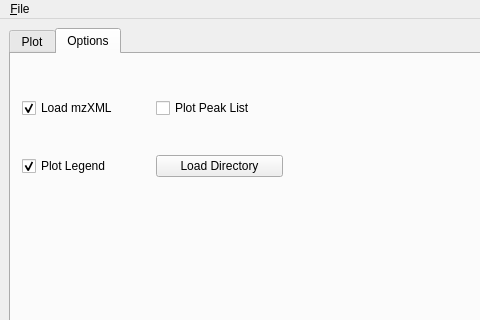
First picture: the form in SimpleView/main.ui, repository mfitzp/toolz, before the edit; both pictures show x 0 to 480 and y 0 to 320 of the 831 by 731 pixel window.
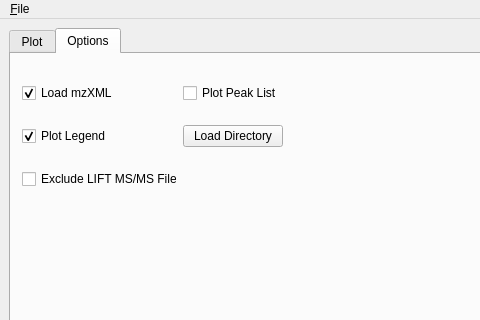
Second picture: the form after the edit. The open tabs and pages were chosen to show the change. Icons and pictures are not drawn. Custom widgets are drawn as their Qt base class.

```diff
--- a/SimpleView/main.ui
+++ b/SimpleView/main.ui
@@ -512,6 +512,13 @@
            </property>
           </widget>
          </item>
+         <item row="2" column="0" >
+          <widget class="QCheckBox" name="excludeLIFTCB" >
+           <property name="text" >
+            <string>Exclude LIFT MS/MS Files</string>
+           </property>
+          </widget>
+         </item>
         </layout>
        </widget>
       </widget>
```
